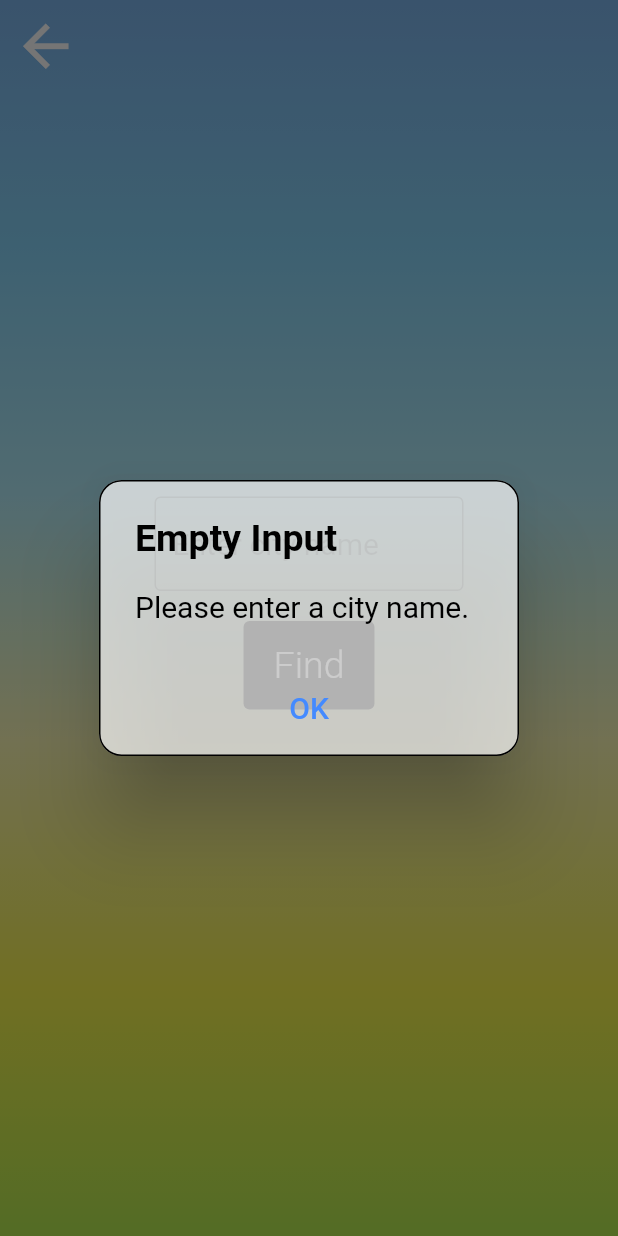
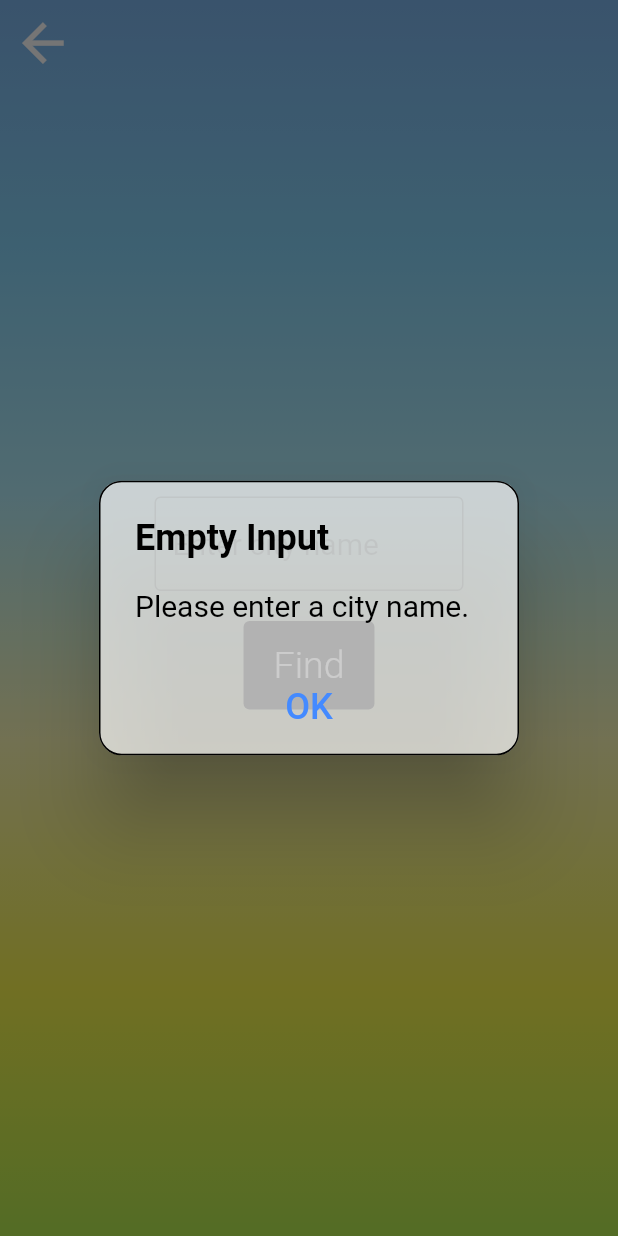
Before and after one commit to AhmetOcak/Flutter-Weather-App, a Flutter app: the SearchScreen screen opened by its route, after a tap on "Find", on a phone screen of 412 x 824 dp. Run offline on Flutter 3.47's test engine with Material 2 defaults, Android fonts, the phone set to English and light mode, and no system bars; our stand-ins replace flutter_spinkit, flutter_svg, geocoding, geolocator, weather_icons.

Commit message:
Font sizes and widget sizes have been rearranged.

```diff
--- a/lib/components/back_button.dart
+++ b/lib/components/back_button.dart
@@ -11,9 +11,9 @@ class BackArrowButton extends StatelessWidget {
       onPressed: () {
         Navigator.pop(context);
       },
-      icon: const Icon(
+      icon: Icon(
         Icons.arrow_back,
-        size: 45,
+        size: MediaQuery.of(context).size.width * 0.1,
         color: Colors.white,
       ),
     );
--- a/lib/components/error_dialog.dart
+++ b/lib/components/error_dialog.dart
@@ -2,10 +2,12 @@ import 'package:flutter/material.dart';
 import 'package:flutter/services.dart';
 
 class ErrorDialog extends StatelessWidget {
-  ErrorDialog(
-      {required this.errorMesage,
-      required this.errorTitle,
-      this.killTheApp = false});
+  const ErrorDialog({
+    Key? key,
+    required this.errorMesage,
+    required this.errorTitle,
+    this.killTheApp = false,
+  }) : super(key: key);
 
   final String errorMesage;
   final String errorTitle;
@@ -17,17 +19,17 @@ class ErrorDialog extends StatelessWidget {
       backgroundColor: const Color.fromRGBO(255, 255, 255, 0.7),
       title: Text(
         errorTitle,
-        style: const TextStyle(
+        style: TextStyle(
           color: Colors.black,
-          fontSize: 25,
+          fontSize: Theme.of(context).textTheme.headline5!.fontSize,
           fontWeight: FontWeight.bold,
         ),
       ),
       content: Text(
         errorMesage.toString(),
-        style: const TextStyle(
+        style: TextStyle(
           color: Colors.black,
-          fontSize: 20,
+          fontSize: Theme.of(context).textTheme.headline6!.fontSize,
           fontWeight: FontWeight.w400,
         ),
       ),
@@ -46,11 +48,11 @@ class ErrorDialog extends StatelessWidget {
             onPressed: () {
               killTheApp ? SystemNavigator.pop() : Navigator.pop(context);
             },
-            child: const Text(
+            child: Text(
               'OK',
               style: TextStyle(
                 color: Colors.blueAccent,
-                fontSize: 20,
+                fontSize: Theme.of(context).textTheme.headline5!.fontSize,
                 fontWeight: FontWeight.w500,
               ),
             ),
--- a/lib/services/weather_service.dart
+++ b/lib/services/weather_service.dart
@@ -6,7 +6,7 @@ import 'package:http/http.dart' as http;
 class DataService {
   Future<WeatherResponse> getWeatherData(String city) async {
     final queryParameters = {
-      'appid': 'your api key', // Enter your api key here
+      'appid': '18fcba115a2815e21a21379f65b994ed', // Enter your api key here
       'q': city,
       'units': 'metric'
     };
--- a/lib/views/home_screen.dart
+++ b/lib/views/home_screen.dart
@@ -7,7 +7,7 @@ import 'package:wheather_app/components/weather_window.dart';
 import 'package:wheather_app/models/weather_model.dart';
 
 class HomeScreen extends StatefulWidget {
-  HomeScreen({required this.weatherResponse});
+  const HomeScreen({required this.weatherResponse});
 
   final WeatherResponse weatherResponse;
 
@@ -50,7 +50,8 @@ class _HomeScreenState extends State<HomeScreen> {
                   children: [
                     const SearchButton(),
                     WeatherWindow(
-                      cityName: widget.weatherResponse.cityName!.replaceAll(RegExp('Province'), ''),
+                      cityName: widget.weatherResponse.cityName!
+                          .replaceAll(RegExp('Province'), ''),
                       degree:
                           widget.weatherResponse.temp.toString().split('.')[0],
                       weatherForecast: widget.weatherResponse.description,
--- a/lib/views/loading_screen.dart
+++ b/lib/views/loading_screen.dart
@@ -10,6 +10,8 @@ import 'package:wheather_app/views/home_screen.dart';
 import 'package:flutter_spinkit/flutter_spinkit.dart';
 
 class LoadingScreen extends StatefulWidget {
+  const LoadingScreen({Key? key}) : super(key: key);
+
   @override
   _LoadingScreenState createState() => _LoadingScreenState();
 }
--- a/lib/views/search_city_screen.dart
+++ b/lib/views/search_city_screen.dart
@@ -7,7 +7,7 @@ import 'package:wheather_app/services/weather_service.dart';
 import 'package:wheather_app/views/home_screen.dart';
 
 class SearchScreen extends StatefulWidget {
-  SearchScreen({this.cityName = ''});
+  SearchScreen({Key? key, this.cityName = ''}) : super(key: key);
 
   String cityName;
 
```
Also changed, not shown: lib/components/search_button.dart (+9 -4 lines), lib/components/weather_data_screen.dart (+12 -7 lines), lib/components/weather_info_section.dart (+9 -5 lines), lib/components/weather_window.dart (+12 -11 lines).
